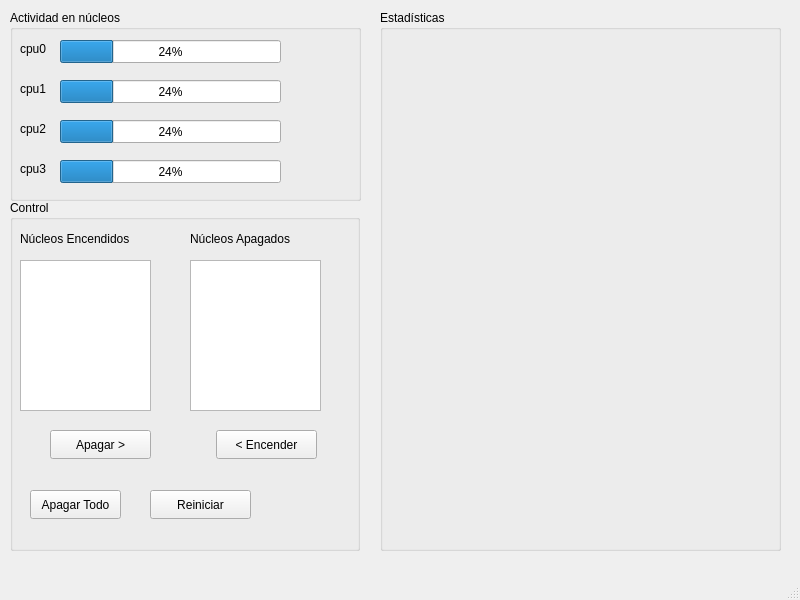
Above: ui/main.ui from jaguilar992/pc_stress_test before the change. Below: the same form after it.
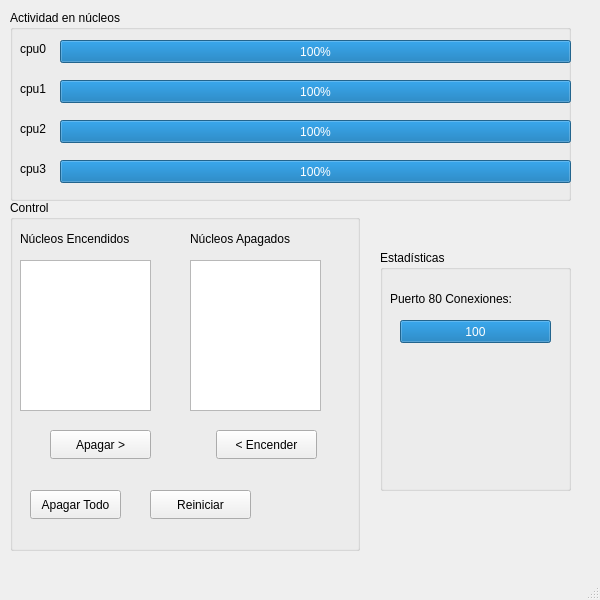
That is the form after the change.

```diff
--- a/ui/main.ui
+++ b/ui/main.ui
@@ -6,19 +6,19 @@
    <rect>
     <x>0</x>
     <y>0</y>
-    <width>800</width>
+    <width>600</width>
     <height>600</height>
    </rect>
   </property>
   <property name="minimumSize">
    <size>
-    <width>800</width>
+    <width>600</width>
     <height>600</height>
    </size>
   </property>
   <property name="maximumSize">
    <size>
-    <width>800</width>
+    <width>600</width>
     <height>600</height>
    </size>
   </property>
@@ -150,21 +150,50 @@
     <property name="geometry">
      <rect>
       <x>380</x>
-      <y>10</y>
-      <width>401</width>
-      <height>541</height>
+      <y>250</y>
+      <width>191</width>
+      <height>241</height>
      </rect>
     </property>
     <property name="title">
      <string>Estadísticas</string>
     </property>
+    <widget class="QLabel" name="label_7">
+     <property name="geometry">
+      <rect>
+       <x>10</x>
+       <y>40</y>
+       <width>131</width>
+       <height>17</height>
+      </rect>
+     </property>
+     <property name="text">
+      <string>Puerto 80 Conexiones: </string>
+     </property>
+    </widget>
+    <widget class="QProgressBar" name="barnet">
+     <property name="geometry">
+      <rect>
+       <x>20</x>
+       <y>70</y>
+       <width>151</width>
+       <height>23</height>
+      </rect>
+     </property>
+     <property name="value">
+      <number>100</number>
+     </property>
+     <property name="format">
+      <string>%p</string>
+     </property>
+    </widget>
    </widget>
    <widget class="QGroupBox" name="groupBox_3">
     <property name="geometry">
      <rect>
       <x>10</x>
       <y>10</y>
-      <width>351</width>
+      <width>561</width>
       <height>191</height>
      </rect>
     </property>
@@ -176,12 +205,12 @@
       <rect>
        <x>50</x>
        <y>30</y>
-       <width>221</width>
+       <width>511</width>
        <height>23</height>
       </rect>
      </property>
      <property name="value">
-      <number>24</number>
+      <number>100</number>
      </property>
      <property name="invertedAppearance">
       <bool>false</bool>
@@ -218,12 +247,12 @@
       <rect>
        <x>50</x>
        <y>70</y>
-       <width>221</width>
+       <width>511</width>
        <height>23</height>
       </rect>
      </property>
      <property name="value">
-      <number>24</number>
+      <number>100</number>
      </property>
     </widget>
     <widget class="QLabel" name="label_5">
@@ -244,12 +273,12 @@
       <rect>
        <x>50</x>
        <y>110</y>
-       <width>221</width>
+       <width>511</width>
        <height>23</height>
       </rect>
      </property>
      <property name="value">
-      <number>24</number>
+      <number>100</number>
      </property>
     </widget>
     <widget class="QLabel" name="label_6">
@@ -270,12 +299,12 @@
       <rect>
        <x>50</x>
        <y>150</y>
-       <width>221</width>
+       <width>511</width>
        <height>23</height>
       </rect>
      </property>
      <property name="value">
-      <number>24</number>
+      <number>100</number>
      </property>
     </widget>
    </widget>
```
Left out of the diff: 2 changed lines with no effect on the pictures.
